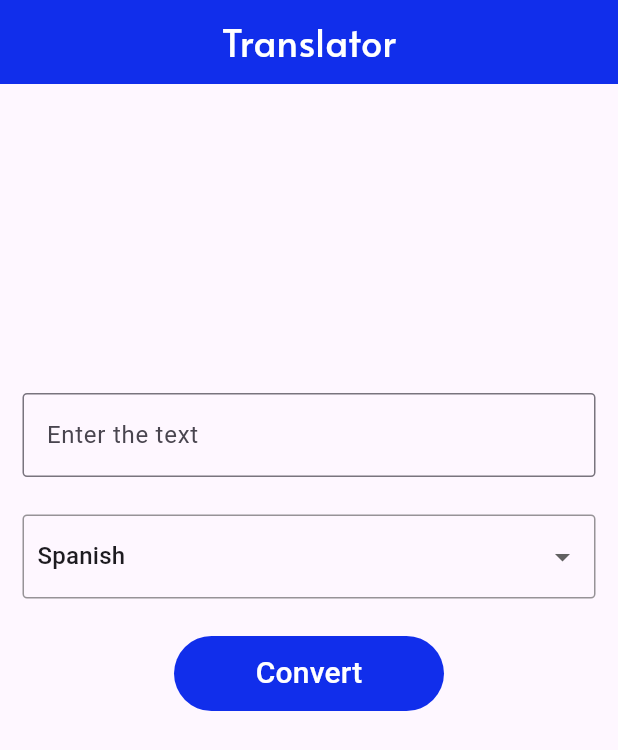
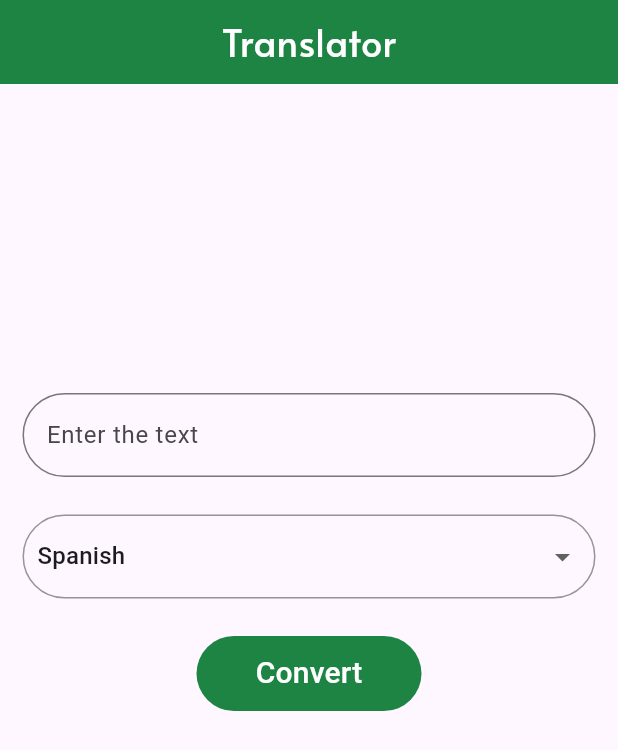
Before and after one commit to iiitl/translate_app, a Flutter app: the screen it shows after launch, on a phone screen of 412 x 824 dp. Shown: the top 750 px of the screen. Run offline on Flutter 3.47's test engine with Material 3 defaults, Android fonts, the light colour scheme and no system bars.

Commit message:
#4 change the UI of app

```diff
--- a/translate_app/lib/main.dart
+++ b/translate_app/lib/main.dart
@@ -68,7 +68,7 @@ class _LanguageTranslatorState extends State<LanguageTranslator> {
 
         centerTitle: true,
         elevation: 0,
-        backgroundColor: Color.fromRGBO(11, 41, 235, 0.976),
+        backgroundColor: Color.fromRGBO(23, 129, 62, 0.973),
 
         ),
       body: SingleChildScrollView(
@@ -79,37 +79,33 @@ class _LanguageTranslatorState extends State<LanguageTranslator> {
           child: Column(
 
             children: <Widget>[
-              // Row(
-              //   mainAxisAlignment: MainAxisAlignment.end,
-              //   children: [Text(
-              //     "Row HELLO",
-              //     style: TextStyle(
-              //   color: const Color.fromARGB(255, 0, 0, 0),
-              //   fontFamily: 'UbuntuMono-Regular',
-              //   fontSize: 32,
-              // ),
-              //   )],),
+
 
               SizedBox(
                 height: MediaQuery.of(context).size.height / 4,
               ),
               TextField(
-                                decoration: InputDecoration(
+                    decoration: InputDecoration(
                     hintText: 'Enter the text',
+
+
+
                     border: OutlineInputBorder(
-                        borderRadius: BorderRadius.circular(3))),
+
+                        borderRadius: BorderRadius.circular(100))),
                 controller: _input,
                 onChanged: (value) {
                   _input.text = value;
                   print(_input.text);
                 },
+
               ),
               const SizedBox(
                 height: 25,
               ),
               DecoratedBox(
                 decoration: BoxDecoration(
-                    borderRadius: BorderRadius.circular(3),
+                    borderRadius: BorderRadius.circular(30),
                     border:
                         Border.all(color: const Color.fromARGB(136, 60, 60, 60))),
                 child: Padding(
@@ -138,7 +134,7 @@ class _LanguageTranslatorState extends State<LanguageTranslator> {
                 height: 25,
               ),
               SizedBox(
-                width: 180,
+                width: 150,
                 height: 50,
                 child: TextButton(
                   onPressed: () async {
@@ -155,7 +151,7 @@ class _LanguageTranslatorState extends State<LanguageTranslator> {
                   },
                   style: ButtonStyle(
                     backgroundColor: MaterialStateProperty.all<Color>(
-                        Color.fromRGBO(11, 41, 235, 0.976)),
+                        Color.fromRGBO(23, 129, 62, 0.973)),
                     foregroundColor:
                         MaterialStateProperty.all<Color>(Colors.white),
                   ),
@@ -170,7 +166,7 @@ class _LanguageTranslatorState extends State<LanguageTranslator> {
                 ),
               ),
               const SizedBox(
-                height: 0,
+                height: 70,
               ),
               Visibility(
                 visible: result.isNotEmpty,
@@ -178,7 +174,7 @@ class _LanguageTranslatorState extends State<LanguageTranslator> {
                   children: [
                     const Text(
                       "Result",
-                      style: TextStyle(fontSize: 20, color: Colors.green),
+                      style: TextStyle(fontSize: 20, color: Color.fromARGB(255, 255, 0, 0)),
                     ),
                     const SizedBox(
                       height: 8,
```
Also changed, not shown: translate_app/flutter_01.png (added).
